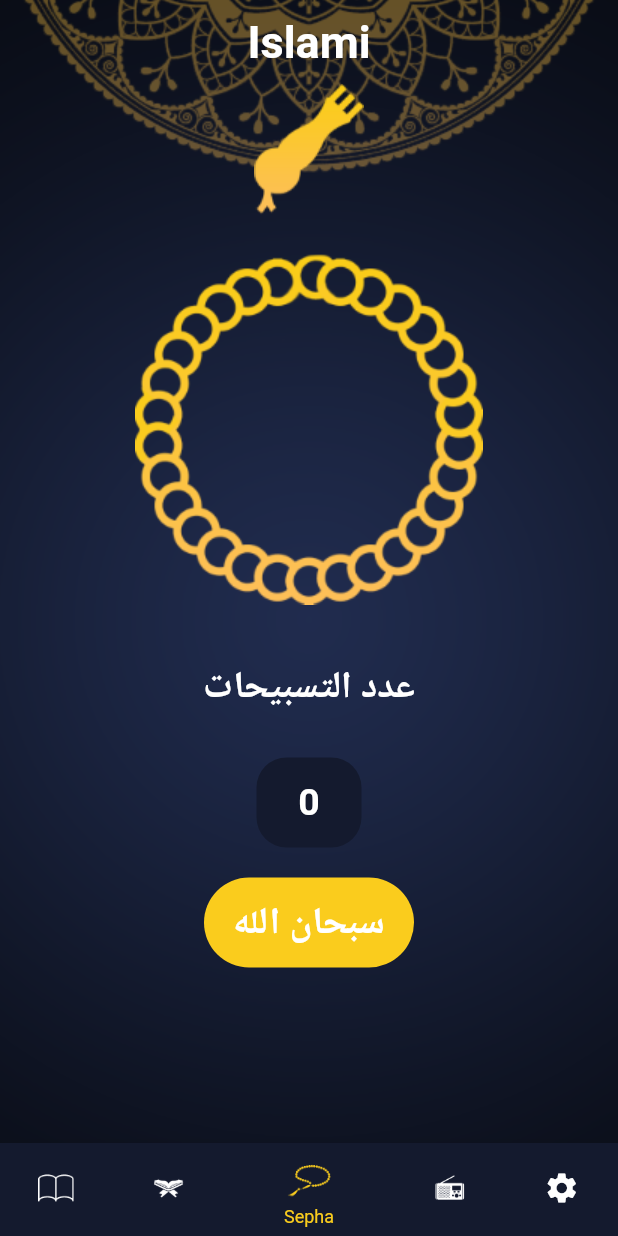
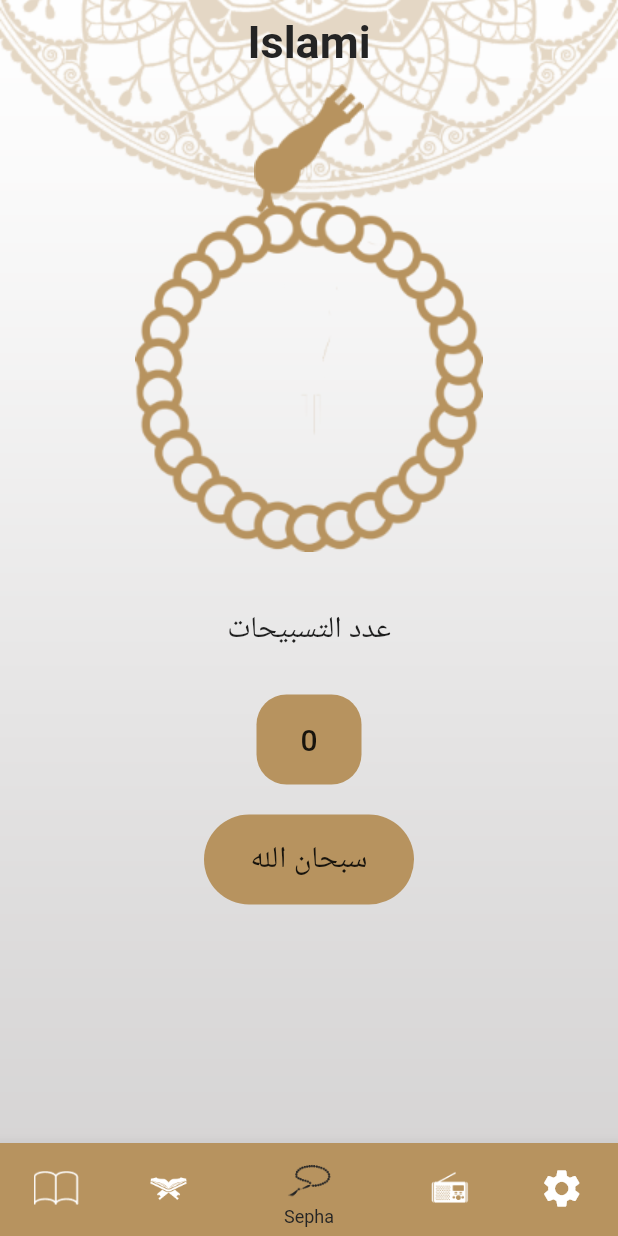
Before and after one commit to Peterhany2001/islamy, a Flutter app: the screen it shows after launch, item 3 of the bottom bar chosen, on a phone screen of 412 x 824 dp. Run offline on Flutter 3.47's test engine with Material 2 defaults, Android fonts, the phone set to English and light mode, and no system bars; generated files the repository leaves out were written again.

Commit message:
some edit design sabha

```diff
--- a/lib/main.dart
+++ b/lib/main.dart
@@ -34,6 +34,7 @@ class MyApp extends StatelessWidget {
       ],
       locale: Locale(provider.currentLocal),
       debugShowCheckedModeBanner: false,
+
       routes: {
         HomeScreen.routName: (_) => HomeScreen(),
         DetailsScreen.routeName: (_) => DetailsScreen(),
--- a/lib/provider/setting_provider.dart
+++ b/lib/provider/setting_provider.dart
@@ -2,7 +2,7 @@ import 'package:flutter/material.dart';
 
 class SettingProvider extends ChangeNotifier {
   String currentLocal = "en";
-  ThemeMode currentTheme = ThemeMode.dark;
+  ThemeMode currentTheme = ThemeMode.light;
 
   changeCurrentLocale(String newLocale) {
     currentLocal = newLocale;
--- a/lib/ui/screens/home/tabs/sebha_tab/sebha_tab.dart
+++ b/lib/ui/screens/home/tabs/sebha_tab/sebha_tab.dart
@@ -12,7 +12,7 @@ class SebhaTab extends StatefulWidget {
 class _SebhaTabState extends State<SebhaTab> {
   int counter = 0;
   int newCounter = 0;
-  double Angle =0;
+  double Angle = 0;
 
   @override
   Widget build(BuildContext context) {
@@ -27,12 +27,23 @@ class _SebhaTabState extends State<SebhaTab> {
     return Center(
       child: Column(
         children: [
+          Stack(children: [
+            Row(
+              mainAxisAlignment: MainAxisAlignment.center,
+              children: [
                 Image.asset(provider.currentTheme == ThemeMode.light
                     ? AppAssets.sebhaHead
                     : AppAssets.sebhaHeadDark),
+              ],
+            ),
+            Padding(
+              padding: const EdgeInsets.only(top: 70),
+              child: Row(
+                mainAxisAlignment: MainAxisAlignment.center,
+                children: [
               Transform.rotate(
                 angle: Angle,
-            child: Container(
+                child: SizedBox(
                   width: 250,
                   height: 250,
                   child: (IconButton(
@@ -56,6 +67,10 @@ class _SebhaTabState extends State<SebhaTab> {
                   )),
                 ),
               ),
+              ],),
+            )
+          ]),
+
           Padding(
             padding: const EdgeInsets.all(30),
             child: Text(
```
Lines whose indentation alone changed are shown as unchanged.
